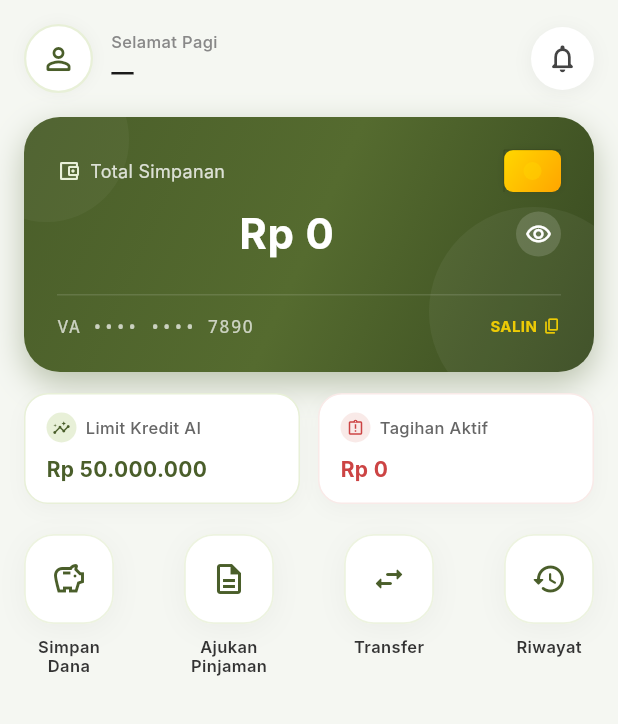
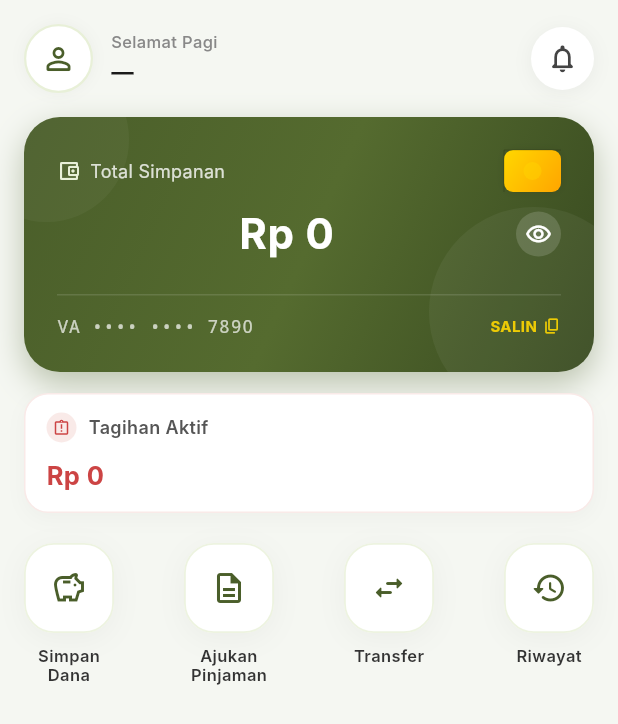
Before and after one commit to Gzaa19/KoopCare, a Flutter app: the BerandaPage screen opened directly, on a phone screen of 412 x 824 dp. Shown: the top 724 px of the screen. Run offline on Flutter 3.47's test engine with Material 3 defaults, Android fonts, the light colour scheme and no system bars; our stand-ins replace dartz, dio, equatable, flutter_bloc, flutter_local_notifications, get_it and 3 more; accounts and stored records are empty; network calls fail; Roboto replaces fonts that are missing (Inter).

Commit message:
feat: remove Limit Kredit AI from UI, displaying only active bill

```diff
--- a/lib/features/home/presentation/widgets/fin_stats_card.dart
+++ b/lib/features/home/presentation/widgets/fin_stats_card.dart
@@ -15,31 +15,13 @@ class FinStatsCard extends StatelessWidget {
         ? (activeLoan!.approvedAmount ?? activeLoan!.amount)
         : 0.0;
 
-    const maxLimit = 50000000.0;
-    final availableLimit = (maxLimit - loanAmount).clamp(0.0, maxLimit);
-
     final formatter = NumberFormat.currency(
       locale: 'id_ID',
       symbol: 'Rp ',
       decimalDigits: 0,
     );
 
-    return Row(
-      children: [
-        Expanded(
-          child: _StatBox(
-            icon: Icons.insights_rounded,
-            iconBgColor: const Color(0xFFE8F0D8),
-            iconColor: kHijauTua,
-            label: 'Limit Kredit AI',
-            value: formatter.format(availableLimit),
-            valueColor: kHijauTua,
-            borderColor: const Color(0xFFE8F0D8),
-          ),
-        ),
-        const SizedBox(width: 12),
-        Expanded(
-          child: _StatBox(
+    return _StatBox(
       icon: Icons.assignment_late_outlined,
       iconBgColor: const Color(0xFFF9EAE8),
       iconColor: const Color(0xFFCC4444),
@@ -47,9 +29,6 @@ class FinStatsCard extends StatelessWidget {
       value: formatter.format(loanAmount),
       valueColor: const Color(0xFFCC4444),
       borderColor: const Color(0xFFF9EAE8),
-          ),
-        ),
-      ],
     );
   }
 }
@@ -102,22 +81,22 @@ class _StatBox extends StatelessWidget {
                 ),
                 child: Icon(icon, color: iconColor, size: 12),
               ),
-              const SizedBox(width: 6),
+              const SizedBox(width: 8),
               Text(
                 label,
                 style: const TextStyle(
-                  fontSize: 11,
-                  fontWeight: FontWeight.w500,
-                  color: Color(0xFF666666),
+                  fontSize: 12,
+                  fontWeight: FontWeight.w600,
+                  color: Color(0xFF555555),
                 ),
               ),
             ],
           ),
-          const SizedBox(height: 8),
+          const SizedBox(height: 10),
           Text(
             value,
             style: TextStyle(
-              fontSize: 14,
+              fontSize: 17,
               fontWeight: FontWeight.bold,
               color: valueColor,
             ),
```
Lines whose indentation alone changed are shown as unchanged.
